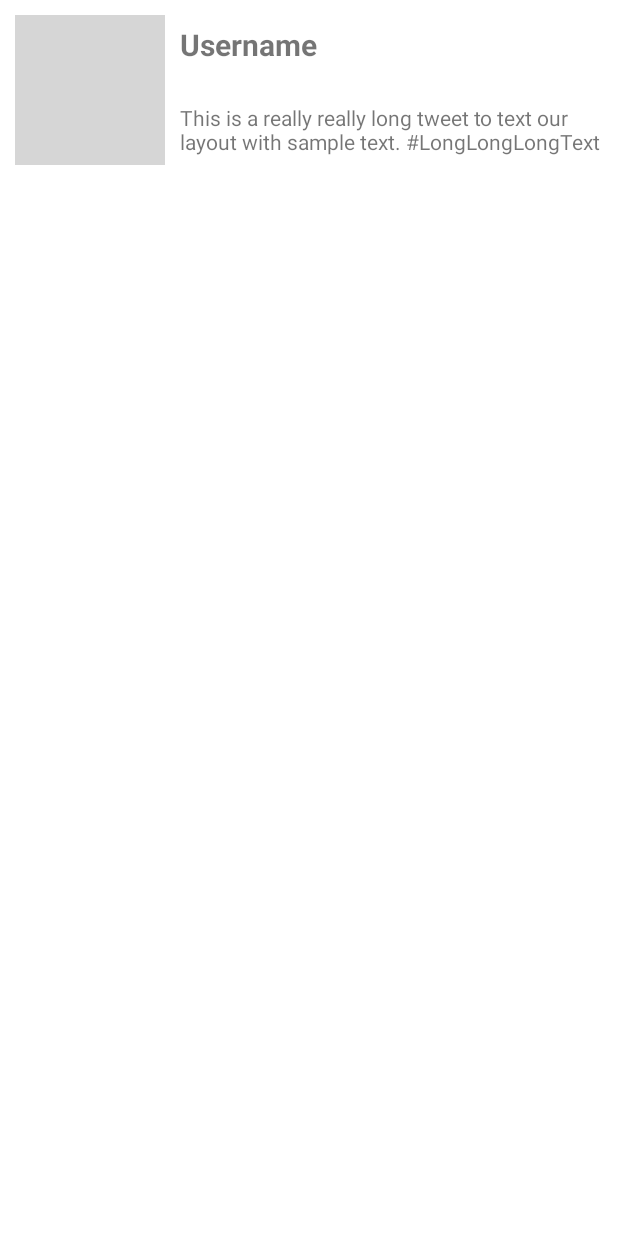
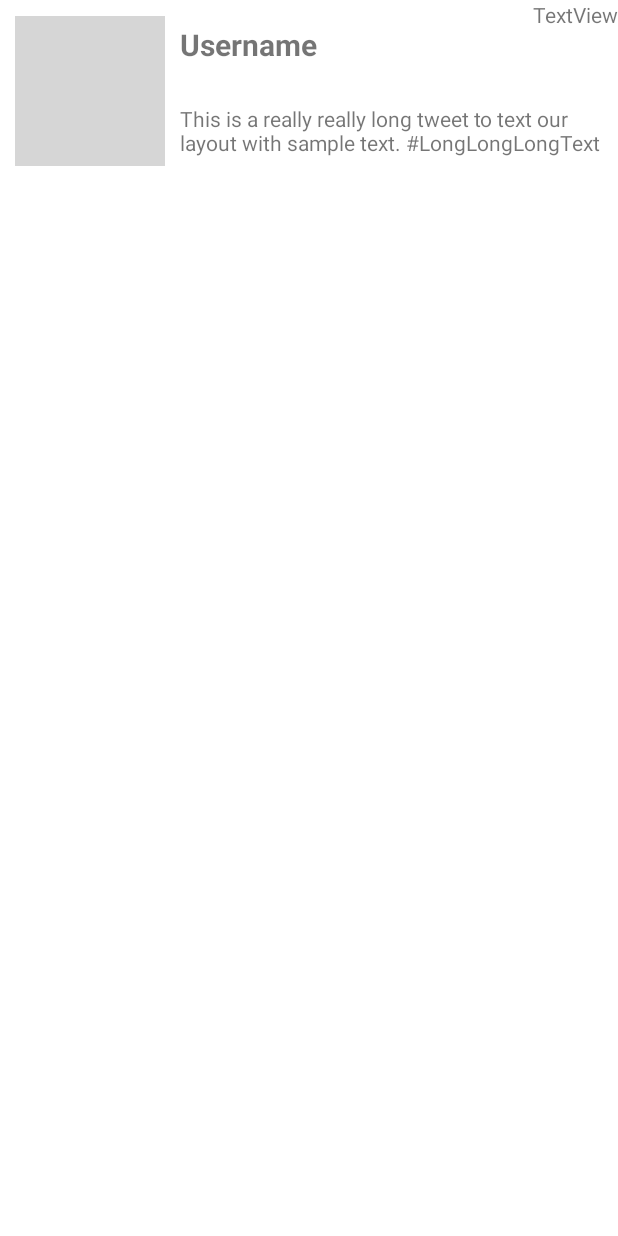
Before and after one commit to KidusAM/SimpleTweet, an Android app: the layout item_tweet.xml on its own in the app's theme, with its tools: preview values and no code run, on a phone screen of 412 x 824 dp. Run offline under Robolectric (Android 15) with nearby library versions, the phone set to English and light mode, and no system bars; grey boxes are pictures that could not be loaded.

Commit message:
Added relative timestamp to each tweet

```diff
--- a/app/src/main/java/com/codepath/apps/restclienttemplate/TweetsAdapter.kt
+++ b/app/src/main/java/com/codepath/apps/restclienttemplate/TweetsAdapter.kt
@@ -9,6 +9,7 @@ import androidx.appcompat.view.menu.ActionMenuItemView
 import androidx.recyclerview.widget.RecyclerView
 import com.bumptech.glide.Glide
 import com.codepath.apps.restclienttemplate.models.Tweet
+import org.w3c.dom.Text
 
 class TweetsAdapter(val tweets: ArrayList<Tweet>) : RecyclerView.Adapter<TweetsAdapter.ViewHolder>() {
 
@@ -42,11 +43,13 @@ class TweetsAdapter(val tweets: ArrayList<Tweet>) : RecyclerView.Adapter<TweetsA
     class ViewHolder(itemView: View) : RecyclerView.ViewHolder(itemView) {
         val tvUserName = itemView.findViewById<TextView>(R.id.tvUsername)
         val tvTweetBody = itemView.findViewById<TextView>(R.id.tvTweetBody)
+        val tvTweetTime = itemView.findViewById<TextView>(R.id.tvTweetTime)
         val ivProfilePic = itemView.findViewById<ImageView>(R.id.ivProfilePic)
 
         fun bind(tweet: Tweet) {
             tvUserName.text = tweet.user?.name
             tvTweetBody.text = tweet.body
+            tvTweetTime.text = TimeFormatter.getTimeDifference(tweet.createdAt)
             Glide.with(itemView)
                 .load(tweet.user?.publicImageUrl)
                 .into(ivProfilePic)
--- a/app/src/main/res/layout/item_tweet.xml
+++ b/app/src/main/res/layout/item_tweet.xml
@@ -33,11 +33,24 @@
     <TextView
         android:id="@+id/tvTweetBody"
         android:layout_width="0dp"
+        android:layout_height="wrap_content"
         android:layout_margin="10dp"
-        android:layout_height="wrap_content"
         app:layout_constraintBottom_toBottomOf="parent"
         app:layout_constraintEnd_toEndOf="parent"
         app:layout_constraintStart_toEndOf="@+id/ivProfilePic"
         app:layout_constraintTop_toBottomOf="@+id/tvUsername"
         tools:text="This is a really really long tweet to text our layout with sample text. #LongLongLongText" />
+
+    <TextView
+        android:id="@+id/tvTweetTime"
+        android:layout_width="wrap_content"
+        android:layout_height="wrap_content"
+        android:layout_marginBottom="50dp"
+        android:text="TextView"
+        app:layout_constraintBottom_toTopOf="@+id/tvTweetBody"
+        app:layout_constraintEnd_toEndOf="parent"
+        app:layout_constraintHorizontal_bias="1.0"
+        app:layout_constraintStart_toEndOf="@+id/tvUsername"
+        app:layout_constraintTop_toTopOf="parent"
+        app:layout_constraintVertical_bias="1.0" />
 </androidx.constraintlayout.widget.ConstraintLayout>
```
Also changed, not shown: app/src/main/java/com/codepath/apps/restclienttemplate/TimeFormatter.java (added, +77 -0 lines), 1 other file.
